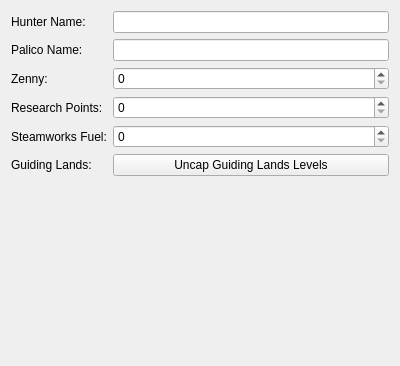
The window that gui/hunterinfo.ui (EnderHDMC/MHWISaveEditor) describes before a commit, drawn with Qt 5.
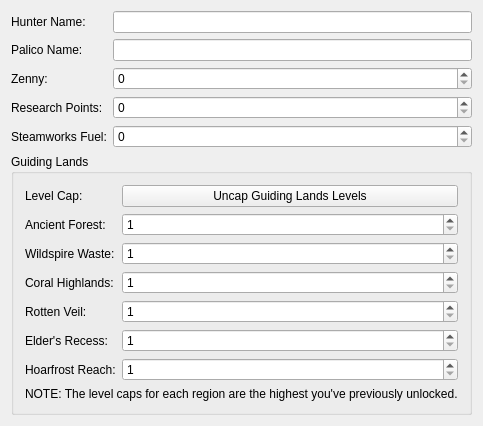
The same window after the commit.

Commit message: Added guiding lands levels

The edit to the form file:
```diff
--- a/gui/hunterinfo.ui
+++ b/gui/hunterinfo.ui
@@ -7,7 +7,7 @@
     <x>0</x>
     <y>0</y>
     <width>400</width>
-    <height>366</height>
+    <height>408</height>
    </rect>
   </property>
   <property name="windowTitle">
@@ -83,20 +83,6 @@
      </property>
     </widget>
    </item>
-   <item row="5" column="0">
-    <widget class="QLabel" name="lblLevelCapGL">
-     <property name="text">
-      <string>Guiding Lands:</string>
-     </property>
-    </widget>
-   </item>
-   <item row="5" column="1">
-    <widget class="QPushButton" name="btnLevelCapGL">
-     <property name="text">
-      <string>Uncap Guiding Lands Levels</string>
-     </property>
-    </widget>
-   </item>
    <item row="4" column="1">
     <widget class="QSpinBox" name="spnSteamworksFuel">
      <property name="maximum">
@@ -107,6 +93,144 @@
      </property>
     </widget>
    </item>
+   <item row="5" column="0" colspan="2">
+    <widget class="QGroupBox" name="grpGuidingLands">
+     <property name="sizePolicy">
+      <sizepolicy hsizetype="Preferred" vsizetype="Expanding">
+       <horstretch>0</horstretch>
+       <verstretch>0</verstretch>
+      </sizepolicy>
+     </property>
+     <property name="title">
+      <string>Guiding Lands</string>
+     </property>
+     <layout class="QFormLayout" name="formLayout_2">
+      <item row="0" column="0">
+       <widget class="QLabel" name="lblLevelCapGL">
+        <property name="text">
+         <string>Level Cap:</string>
+        </property>
+       </widget>
+      </item>
+      <item row="0" column="1">
+       <widget class="QPushButton" name="btnLevelCapGL">
+        <property name="text">
+         <string>Uncap Guiding Lands Levels</string>
+        </property>
+       </widget>
+      </item>
+      <item row="1" column="0">
+       <widget class="QLabel" name="lblAncientForestGL">
+        <property name="text">
+         <string>Ancient Forest:</string>
+        </property>
+       </widget>
+      </item>
+      <item row="2" column="0">
+       <widget class="QLabel" name="lblWildspireWasteGL">
+        <property name="text">
+         <string>Wildspire Waste:</string>
+        </property>
+       </widget>
+      </item>
+      <item row="3" column="0">
+       <widget class="QLabel" name="lblCoralHighlandsGL">
+        <property name="text">
+         <string>Coral Highlands:</string>
+        </property>
+       </widget>
+      </item>
+      <item row="4" column="0">
+       <widget class="QLabel" name="lblRottenVeilGL">
+        <property name="text">
+         <string>Rotten Veil:</string>
+        </property>
+       </widget>
+      </item>
+      <item row="5" column="0">
+       <widget class="QLabel" name="lblEldersRecessGL">
+        <property name="text">
+         <string>Elder's Recess:</string>
+        </property>
+       </widget>
+      </item>
+      <item row="6" column="0">
+       <widget class="QLabel" name="lblHoarfrostReachGL">
+        <property name="text">
+         <string>Hoarfrost Reach:</string>
+        </property>
+       </widget>
+      </item>
+      <item row="1" column="1">
+       <widget class="QSpinBox" name="spnAncientForestGL">
+        <property name="minimum">
+         <number>1</number>
+        </property>
+        <property name="maximum">
+         <number>7</number>
+        </property>
+       </widget>
+      </item>
+      <item row="2" column="1">
+       <widget class="QSpinBox" name="spnWildspireWasteGL">
+        <property name="minimum">
+         <number>1</number>
+        </property>
+        <property name="maximum">
+         <number>7</number>
+        </property>
+       </widget>
+      </item>
+      <item row="3" column="1">
+       <widget class="QSpinBox" name="spnCoralHighlandsGL">
+        <property name="minimum">
+         <number>1</number>
+        </property>
+        <property name="maximum">
+         <number>7</number>
+        </property>
+       </widget>
+      </item>
+      <item row="4" column="1">
+       <widget class="QSpinBox" name="spnRottenVeilGL">
+        <property name="minimum">
+         <number>1</number>
+        </property>
+        <property name="maximum">
+         <number>7</number>
+        </property>
+       </widget>
+      </item>
+      <item row="5" column="1">
+       <widget class="QSpinBox" name="spnEldersRecessGL">
+        <property name="minimum">
+         <number>1</number>
+        </property>
+        <property name="maximum">
+         <number>7</number>
+        </property>
+       </widget>
+      </item>
+      <item row="6" column="1">
+       <widget class="QSpinBox" name="spnHoarfrostReachGL">
+        <property name="minimum">
+         <number>1</number>
+        </property>
+        <property name="maximum">
+         <number>7</number>
+        </property>
+       </widget>
+      </item>
+      <item row="7" column="0" colspan="2">
+       <widget class="QLabel" name="lblNoteGL">
+        <property name="text">
+         <string>NOTE: The level caps for each region are the highest you've previously unlocked.</string>
+        </property>
+       </widget>
+      </item>
+     </layout>
+    </widget>
+   </item>
   </layout>
  </widget>
  <layoutdefault spacing="6" margin="11"/>
```
Left out of the diff: 97 changed lines with no effect on the pictures. The commit also changes 3 other files.
